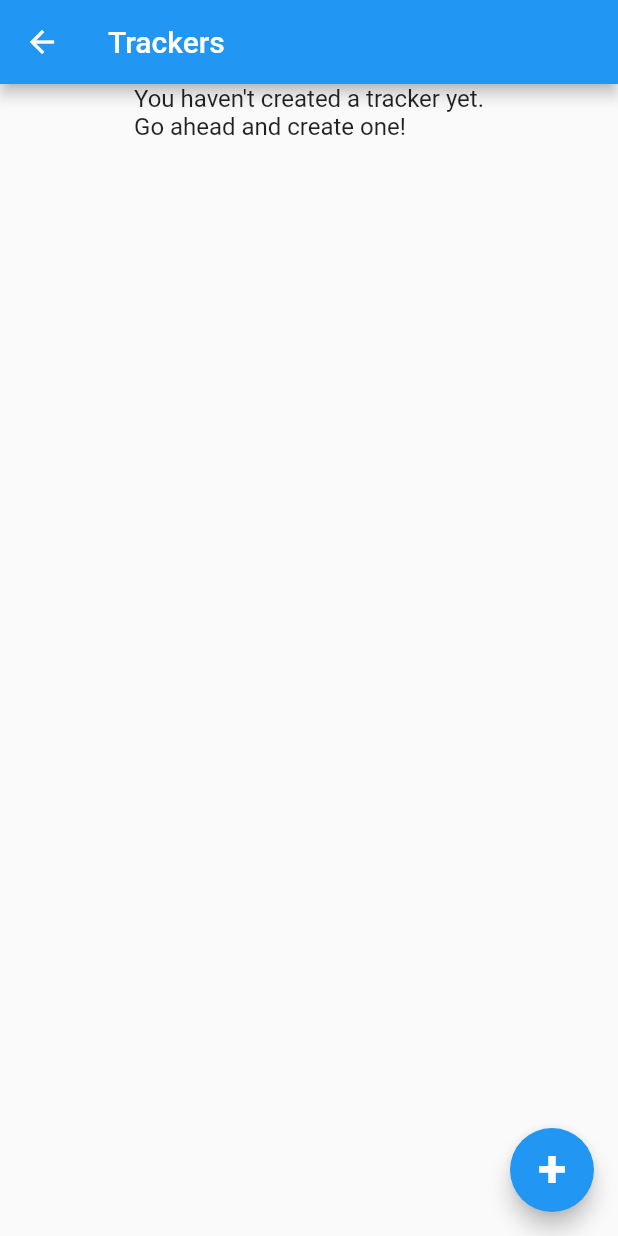
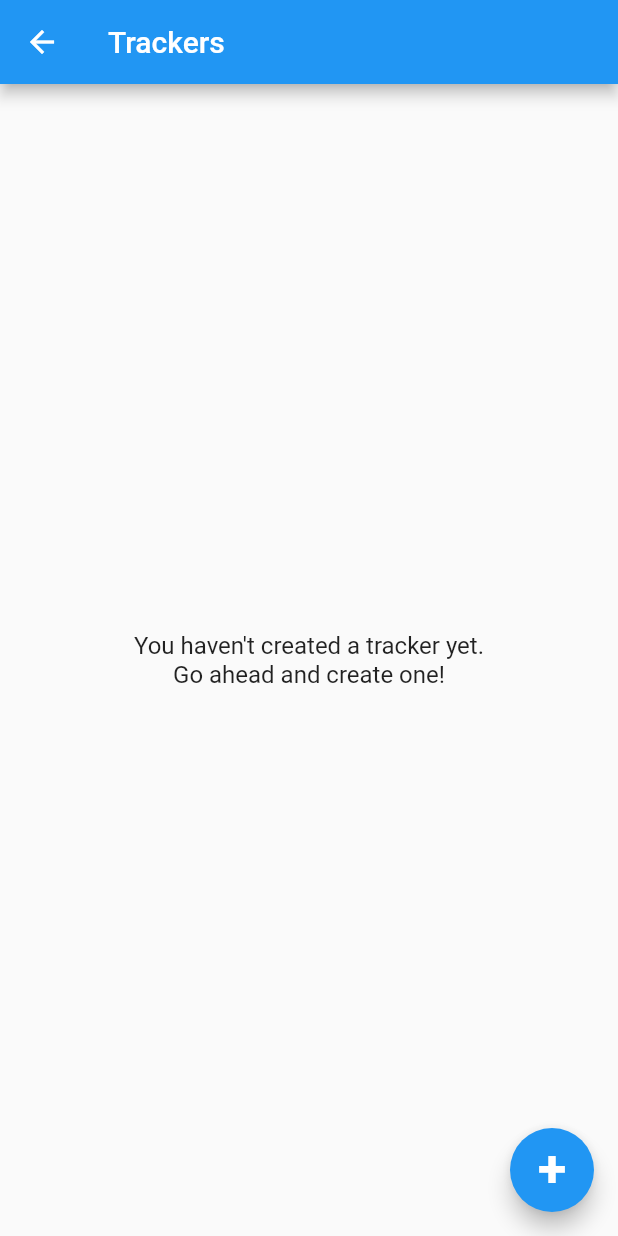
Before and after one commit to axel-fehr/data_analysis_app, a Flutter app: the TrackerListRoute screen opened directly, on a phone screen of 412 x 824 dp. Run offline on Flutter 3.47's test engine with Material 2 defaults, Android fonts, the phone set to English and light mode, and no system bars; our stand-ins replace sqflite; accounts and stored records are empty.

Commit message:
align text shown when no tracker has been created yet with center and simplify build method of the scaffold body

```diff
--- a/lib/routes/tracker_list_route.dart
+++ b/lib/routes/tracker_list_route.dart
@@ -16,7 +16,7 @@ class _TrackerListRouteState extends State<TrackerListRoute> {
       appBar: AppBar(
         title: Text('Trackers'),
       ),
-      body: Center(child: ScreenCenter()),
+      body: ScreenCenter(),
       floatingActionButton: AddTrackerButton(),
     );
   }
@@ -25,28 +25,23 @@ class _TrackerListRouteState extends State<TrackerListRoute> {
 class ScreenCenter extends StatelessWidget {
   @override
   Widget build(BuildContext context) {
+    if (Provider.of<TrackerList>(context).trackers.isEmpty) {
       return Center(
-      child: Column(
-        children: <Widget>[
-          Visibility(
-            child: Text( // TODO: put this in the center of the screen and make it bigger
+        child: Text(
+          // TODO: put this in the center of the screen and make it bigger
           'You haven\'t created a tracker yet.'
           '\nGo ahead and create one!',
           style: TextStyle(fontSize: 16),
+          textAlign: TextAlign.center,
         ),
-            visible: Provider.of<TrackerList>(context).trackers.isEmpty,
-          ),
-          Visibility(
-            child: Container(
+      );
+    } else {
+        return Container(
           child: TrackerListWithAddLogButtonListView(),
           width: double.infinity,
           height: 300,
-            ),
-            visible: Provider.of<TrackerList>(context).trackers.isNotEmpty,
-          )
-        ],
-      ),
       );
+    }
   }
 }
 
```
Lines whose indentation alone changed are shown as unchanged.
